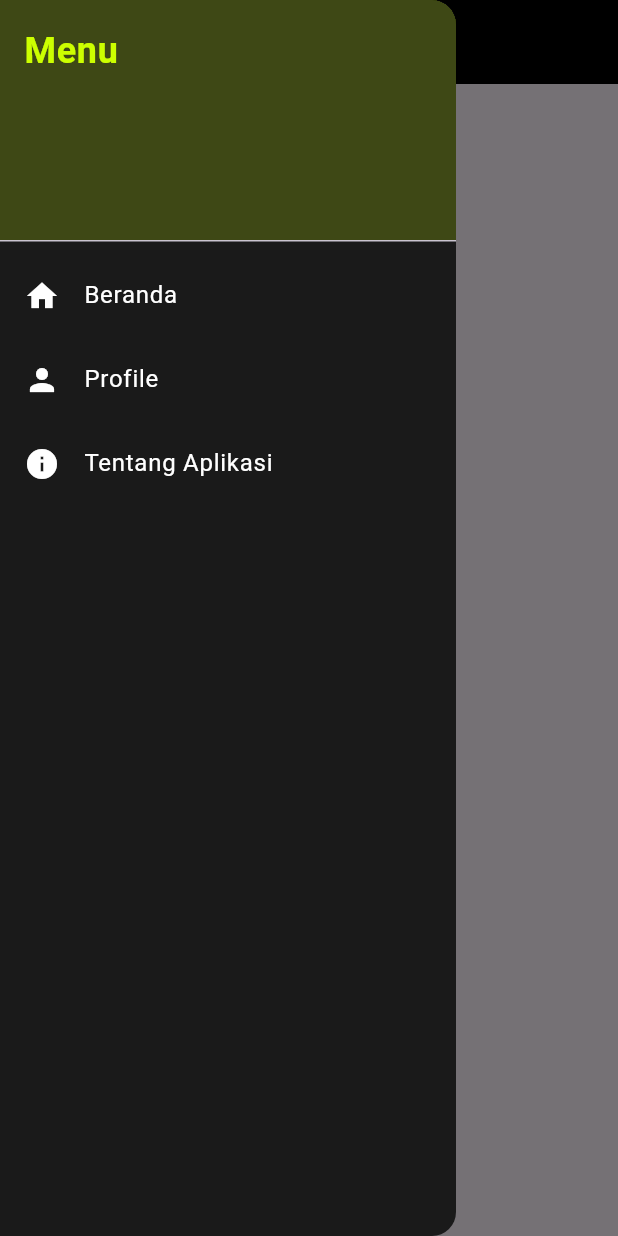
After one commit to robotganteng09/ulangan_pak_aji, a Flutter app: the DashboardWide screen opened directly, with the side drawer open, on a phone screen of 412 x 824 dp. The commit adds this screen. Run offline on Flutter 3.47's test engine with Material 3 defaults, Android fonts, the light colour scheme and no system bars; our stand-ins replace get, shared_preferences, sqflite; accounts and stored records are empty.

Commit message:
fix DB FEAT[AMF]

```diff
--- /dev/null
+++ b/Ulangan pak aji/ulangan_pak_aji/devtools_options.yaml
@@ -0,0 +1,3 @@
+description: This file stores settings for Dart & Flutter DevTools.
+documentation: https://docs.flutter.dev/tools/devtools/extensions#configure-extension-enablement-states
+extensions:
--- a/Ulangan pak aji/ulangan_pak_aji/lib/binding/homeBinding.dart
+++ b/Ulangan pak aji/ulangan_pak_aji/lib/binding/homeBinding.dart
@@ -5,6 +5,7 @@ import 'package:ulangan_pak_aji/controller/date_controller.dart';
 import 'package:ulangan_pak_aji/controller/drop_down_controller.dart';
 
 import 'package:ulangan_pak_aji/controller/home_controller.dart';
+import 'package:ulangan_pak_aji/controller/time_controller.dart';
 
 class Homebinding extends Bindings {
   @override
@@ -12,5 +13,6 @@ class Homebinding extends Bindings {
     Get.lazyPut<HomeController>(() => HomeController());
     Get.lazyPut<DropDownController>(() => DropDownController());
     Get.lazyPut<DateController>(() => DateController());
+    Get.lazyPut<TimeController>(() => TimeController());
   }
 }
--- a/Ulangan pak aji/ulangan_pak_aji/lib/controller/login_controller.dart
+++ b/Ulangan pak aji/ulangan_pak_aji/lib/controller/login_controller.dart
@@ -14,7 +14,7 @@ class LoginController extends GetxController {
     if (txtUser.text == user && txtPassword.text == password) {
       final prefs = await SharedPreferences.getInstance();
       prefs.setString("username", txtUser.text.toString());
-      Get.offNamed(AppRoutes.Dashboard);
+      Get.offNamed(AppRoutes.DashboardWidePage);
     } else {
       Get.snackbar("Login Gagal", "password salaah");
     }
--- a/Ulangan pak aji/ulangan_pak_aji/lib/controller/splash_screen_controller.dart
+++ b/Ulangan pak aji/ulangan_pak_aji/lib/controller/splash_screen_controller.dart
@@ -13,7 +13,7 @@ class SplashScreenController extends GetxController {
     await Future.delayed(Duration(seconds: 3));
     final prefs = await SharedPreferences.getInstance();
     if (prefs.getString("username") != null) {
-      Get.offAllNamed(AppRoutes.Dashboard);
+      Get.offAllNamed(AppRoutes.DashboardPage);
     } else {
       Get.offAllNamed(AppRoutes.Loginpage);
     }
--- a/Ulangan pak aji/ulangan_pak_aji/lib/pages/Dashboard.dart
+++ b/Ulangan pak aji/ulangan_pak_aji/lib/pages/responsive dashboard/Dashboard_mobile.dart
@@ -3,8 +3,8 @@ import 'package:get/get.dart';
 import 'package:ulangan_pak_aji/controller/dashboard_controller.dart';
 import 'package:ulangan_pak_aji/widgets/app_colors.dart';
 
-class Dashboard extends StatelessWidget {
-  Dashboard({super.key});
+class DashboardMobile extends StatelessWidget {
+  DashboardMobile({super.key});
 
   final dashboardController = Get.find<DashboardController>();
 
--- /dev/null
+++ b/Ulangan pak aji/ulangan_pak_aji/lib/pages/responsive dashboard/Dashboard_wide.dart
@@ -0,0 +1,91 @@
+import 'package:flutter/material.dart';
+import 'package:get/get.dart';
+import 'package:ulangan_pak_aji/routes/route.dart';
+import 'package:ulangan_pak_aji/widgets/app_colors.dart';
+
+/// Widget gabungan untuk Drawer + Tombol Burger Menu
+class DashboardWide extends StatelessWidget {
+  const DashboardWide({super.key});
+
+  @override
+  Widget build(BuildContext context) {
+    return Scaffold(
+      // 🔹 Drawer (sisi kiri)
+      drawer: Drawer(
+        backgroundColor: const Color(0xFF1A1A1A),
+        child: ListView(
+          padding: EdgeInsets.zero,
+          children: [
+            DrawerHeader(
+              decoration: BoxDecoration(color: AppColors.neon.withOpacity(0.2)),
+              child: const Text(
+                'Menu',
+                style: TextStyle(
+                  color: AppColors.neon,
+                  fontSize: 24,
+                  fontWeight: FontWeight.bold,
+                ),
+              ),
+            ),
+            ListTile(
+              leading: const Icon(Icons.home, color: Colors.white),
+              title: const Text(
+                'Beranda',
+                style: TextStyle(color: Colors.white),
+              ),
+              onTap: () {
+                Get.back(); // Menutup drawer
+              },
+            ),
+            ListTile(
+              leading: const Icon(Icons.person, color: Colors.white),
+              title: const Text(
+                'Profile',
+                style: TextStyle(color: Colors.white),
+              ),
+              onTap: () {
+                Get.toNamed(AppRoutes.Profillepage);
+              },
+            ),
+            ListTile(
+              leading: const Icon(Icons.info, color: Colors.white),
+              title: const Text(
+                'Tentang Aplikasi',
+                style: TextStyle(color: Colors.white),
+              ),
+              onTap: () {},
+            ),
+          ],
+        ),
+      ),
+
+      // 🔹 AppBar dengan tombol burger menu
+      appBar: AppBar(
+        backgroundColor: AppColors.background,
+        elevation: 0,
+        leading: Builder(
+          builder: (context) => IconButton(
+            icon: const Icon(Icons.menu, color: AppColors.neon),
+            onPressed: () => Scaffold.of(context).openDrawer(), // buka drawer
+          ),
+        ),
+        title: const Text(
+          "Menu Utama",
+          style: TextStyle(
+            color: AppColors.neon,
+            fontWeight: FontWeight.bold,
+            fontSize: 22,
+          ),
+        ),
+      ),
+
+      // 🔹 Konten utama (bisa kamu ganti sesuai kebutuhan)
+      body: const Center(
+        child: Text(
+          "Konten halaman di sini",
+          style: TextStyle(color: Colors.white),
+        ),
+      ),
+    );
+  }
+}
--- a/Ulangan pak aji/ulangan_pak_aji/lib/pages/responsive edit/edit_wide.dart
+++ b/Ulangan pak aji/ulangan_pak_aji/lib/pages/responsive edit/edit_wide.dart
@@ -51,7 +51,7 @@ class Editwide extends StatelessWidget {
                     label: "Title",
                     controller: editC.titleController,
                     isNUmber: false,
-                     fillColor: AppColors.textGrey.withOpacity(0.2),
+                    fillColor: AppColors.textGrey.withOpacity(0.2),
                     borderColor: Colors.transparent,
                     textColor: AppColors.textLight,
                   ),
@@ -71,7 +71,7 @@ class Editwide extends StatelessWidget {
                     isNUmber: false,
                     readOnly: true,
                     onTap: () => dateC.pickDate(context),
-                     fillColor: AppColors.textGrey.withOpacity(0.2),
+                    fillColor: AppColors.textGrey.withOpacity(0.2),
                     borderColor: Colors.transparent,
                     textColor: AppColors.textLight,
                   ),
--- a/Ulangan pak aji/ulangan_pak_aji/lib/routes/pages.dart
+++ b/Ulangan pak aji/ulangan_pak_aji/lib/routes/pages.dart
@@ -6,12 +6,15 @@ import 'package:ulangan_pak_aji/binding/homeBinding.dart';
 import 'package:ulangan_pak_aji/binding/loginBinding.dart';
 import 'package:ulangan_pak_aji/binding/responsive_binding.dart';
 import 'package:ulangan_pak_aji/binding/splash_binding.dart';
+import 'package:ulangan_pak_aji/binding/time_binding.dart';
 import 'package:ulangan_pak_aji/binding/wide_binding.dart';
-import 'package:ulangan_pak_aji/pages/Dashboard.dart';
+import 'package:ulangan_pak_aji/pages/DashboardPage.dart';
+
 import 'package:ulangan_pak_aji/pages/addTodoPage.dart';
 import 'package:ulangan_pak_aji/pages/editTodoPage.dart';
 import 'package:ulangan_pak_aji/pages/responsive%20add/addTodo_mobile.dart';
 import 'package:ulangan_pak_aji/pages/responsive%20add/addTodo_wide.dart';
+import 'package:ulangan_pak_aji/pages/responsive%20dashboard/Dashboard_mobile.dart';
 import 'package:ulangan_pak_aji/pages/responsive%20edit/edit_Wide.dart';
 import 'package:ulangan_pak_aji/pages/responsive%20edit/edit_mobile.dart';
 import 'package:ulangan_pak_aji/pages/HistoryPage.dart';
@@ -68,9 +71,14 @@ class AppPage {
       binding: Loginbinding(),
     ),
     GetPage(
-      name: AppRoutes.Dashboard,
-      page: () => Dashboard(),
-      bindings: [Dashboardbinding(), Homebinding(), Historybinding()],
+      name: AppRoutes.DashboardPage,
+      page: () => DashboardMobile(),
+      bindings: [
+        Dashboardbinding(),
+        Homebinding(),
+        Historybinding(),
+        ResponsiveBinding(),
+      ],
     ),
 
     GetPage(
@@ -87,12 +95,12 @@ class AppPage {
     GetPage(
       name: AppRoutes.HomeMobile,
       page: () => HomeMobile(),
-      binding: Homebinding(),
+      bindings: [Homebinding(), TimeBinding()],
     ),
     GetPage(
       name: AppRoutes.HomeWidePage,
       page: () => HomeWide(),
-      binding: Homebinding(),
+      bindings: [Homebinding(), TimeBinding()],
     ),
     GetPage(
       name: AppRoutes.addWidepage,
--- a/Ulangan pak aji/ulangan_pak_aji/lib/routes/route.dart
+++ b/Ulangan pak aji/ulangan_pak_aji/lib/routes/route.dart
@@ -6,7 +6,7 @@ class AppRoutes {
   static const String Profillepage = "/ProfilePage";
   static const String ProfilleMobile = "/ProfileMobile";
   static const String ProfilleWide = "/ProfileWide";
-  static const String Dashboard = "/Dashboard";
+  static const String DashboardMobilePage = "/DashboardMobilePage";
   static const String History = "/History";
   static const String Splashscreen = "/SplashScreen";
   static const String histoyWidePage = "/historyWidePage";
@@ -17,4 +17,6 @@ class AppRoutes {
   static const String EditWidepage = "/EditWidePage";
   static const String AddPageMobile = "/AddPageMobile";
   static const String EditMobilepage = "/EditMobilePage";
+  static const String DashboardWidePage = "/DashboardWidePage";
+  static const String DashboardPage = "/DashboardWidePage";
 }
```
Also changed, not shown: Ulangan pak aji/ulangan_pak_aji/lib/controller/editcontroller.dart (+4 -3 lines), Ulangan pak aji/ulangan_pak_aji/lib/controller/history_controller.dart (+26 -7 lines), Ulangan pak aji/ulangan_pak_aji/lib/controller/home_controller.dart (+52 -14 lines), Ulangan pak aji/ulangan_pak_aji/lib/db_helper.dart (+37 -0 lines), Ulangan pak aji/ulangan_pak_aji/lib/main.dart (+0 -14 lines), Ulangan pak aji/ulangan_pak_aji/lib/model/todo_model.dart (added, +17 -0 lines), Ulangan pak aji/ulangan_pak_aji/lib/pages/DashboardPage.dart (added, +28 -0 lines), Ulangan pak aji/ulangan_pak_aji/lib/pages/responsive history/history_mobile.dart (+6 -7 lines), Ulangan pak aji/ulangan_pak_aji/lib/pages/responsive history/history_wide.dart (+11 -8 lines), Ulangan pak aji/ulangan_pak_aji/lib/pages/responsive home/home_wide.dart (+53 -54 lines).
